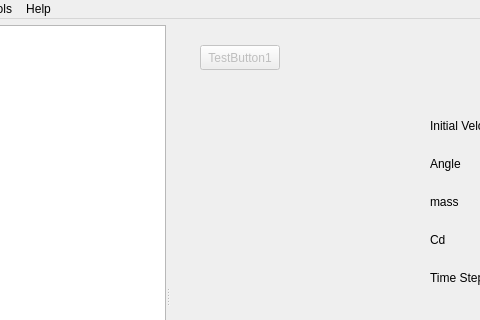
Before: the Qt Designer form gui/MainWindow.ui in qtrocket/qtrocket, drawn with Qt 5; both pictures show x 96 to 576 and y 0 to 320 of the 1031 by 694 pixel window.
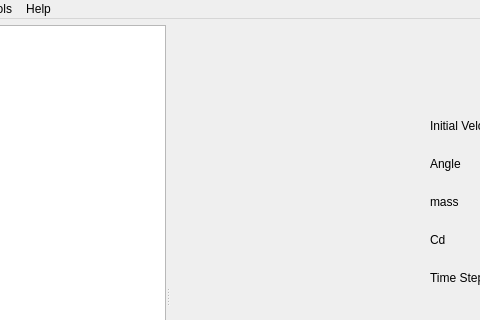
After: the same form once the commit is applied. Icons and pictures are not drawn. Custom widgets are drawn as their Qt base class.

Commit message: Updated MainWindow to use explicit slots instead of implicit ones

Diff of the .ui file:
```diff
--- a/gui/MainWindow.ui
+++ b/gui/MainWindow.ui
@@ -61,29 +61,7 @@
         <verstretch>0</verstretch>
        </sizepolicy>
       </property>
-      <widget class="QPushButton" name="testButton1">
-       <property name="enabled">
-        <bool>false</bool>
-       </property>
-       <property name="geometry">
-        <rect>
-         <x>30</x>
-         <y>20</y>
-         <width>80</width>
-         <height>25</height>
-        </rect>
-       </property>
-       <property name="sizePolicy">
-        <sizepolicy hsizetype="Preferred" vsizetype="Fixed">
-         <horstretch>0</horstretch>
-         <verstretch>0</verstretch>
-        </sizepolicy>
-       </property>
-       <property name="text">
-        <string>TestButton1</string>
-       </property>
-      </widget>
-      <widget class="QPushButton" name="testButton2">
+      <widget class="QPushButton" name="calculateTrajectory_btn">
        <property name="geometry">
         <rect>
          <x>240</x>
```
Left out of the diff: 21 changed lines with no effect on the pictures. The commit also changes 2 other files.
